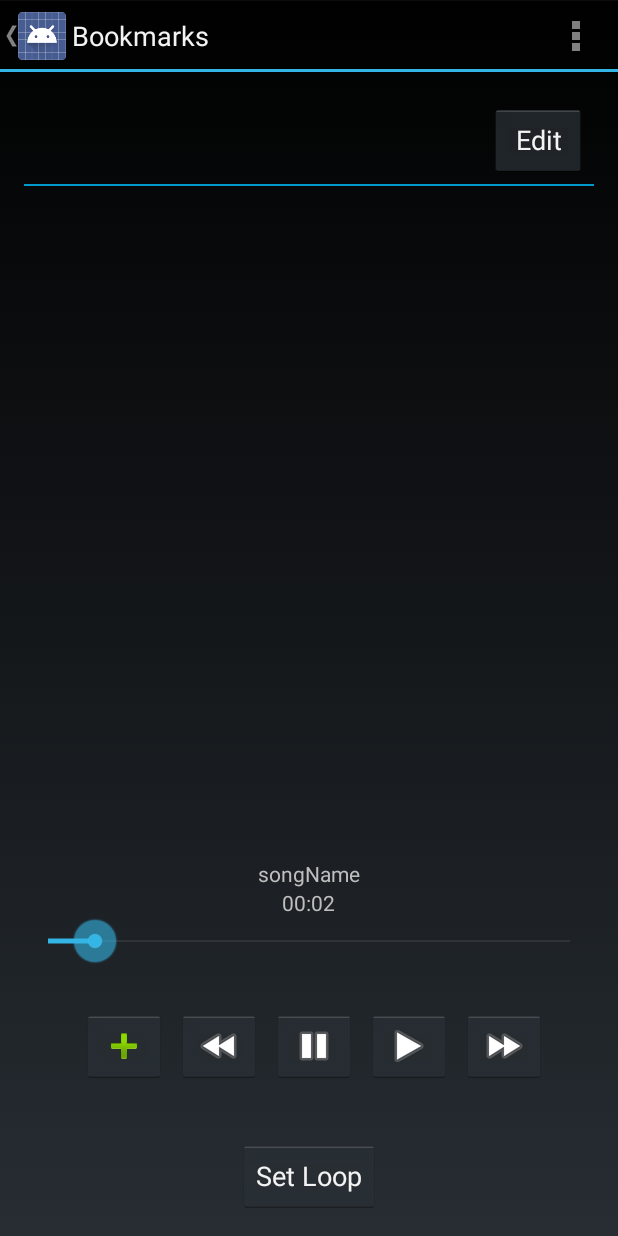
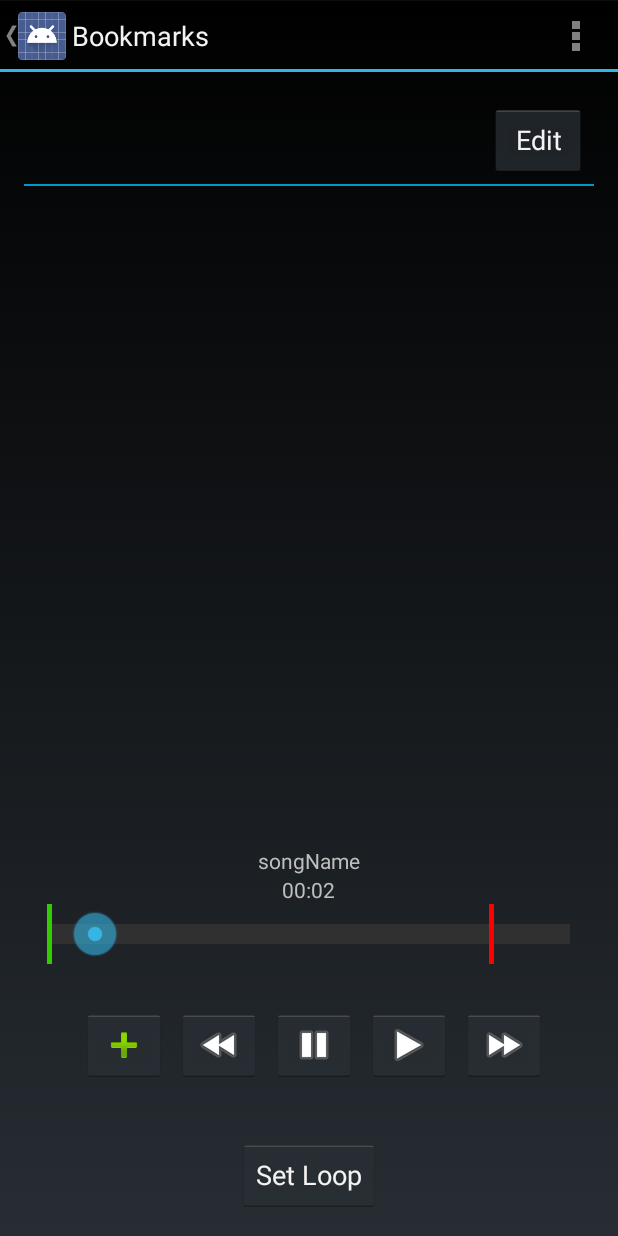
Before and after one commit to beatmarkr/beatmarkr, an Android app: the BookmarksActivity screen opened directly, with no data from a screen before it, on a phone screen of 412 x 824 dp. Run offline under Robolectric (Android 15) with nearby library versions, the phone set to English and light mode, and no system bars; 21 statements that could not run were skipped.

Commit message:
Indicators for seekbark and bookmark list working

```diff
--- a/app/src/main/res/layout/activity_bookmarks.xml
+++ b/app/src/main/res/layout/activity_bookmarks.xml
@@ -31,9 +31,36 @@
         android:layout_gravity="center"
         android:text="songDuration" />
 
-    <SeekBar android:id="@+id/seekBar"
+    <RelativeLayout
         android:layout_width="match_parent"
-        android:layout_height="wrap_content" />
+        android:layout_height="40dp" >
+
+        <View
+            android:id="@+id/seek_divider_1"
+            android:layout_width="3dp"
+            android:layout_height="fill_parent"
+            android:layout_marginLeft="15dp"
+            android:background="#33CC00" />
+
+        <View
+            android:id="@+id/seek_divider_2"
+            android:layout_width="3dp"
+            android:layout_height="fill_parent"
+            android:layout_marginLeft="310dp"
+            android:background="#FF0000" />
+
+        <SeekBar
+            android:id="@+id/seekBar"
+            android:layout_width="match_parent"
+            android:layout_height="wrap_content"
+            android:layout_alignParentBottom="false"
+            android:layout_alignParentLeft="false"
+            android:layout_centerHorizontal="true"
+            android:layout_centerVertical="true"
+            android:progressDrawable="@color/background_material_dark"
+            android:background="@null" />
+
+    </RelativeLayout>
 
     <LinearLayout android:layout_width="match_parent"
         android:layout_height="wrap_content"
```
Also changed, not shown: app/src/main/java/com/cs130/beatmarkr/BookmarksActivity.java (+71 -1 lines), 2 other files.
